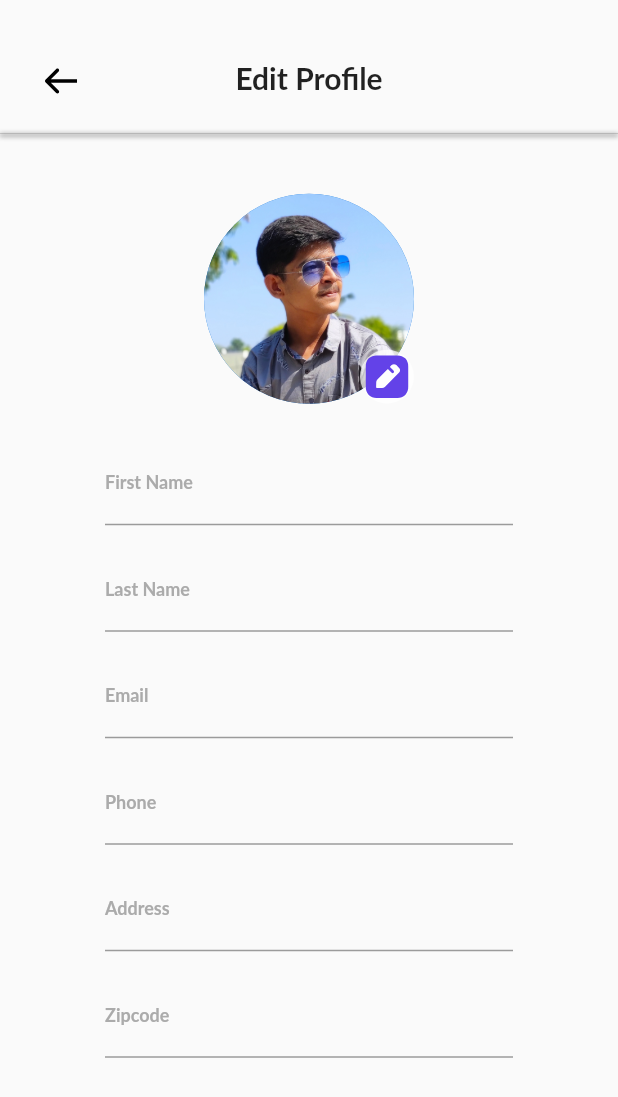
After one commit to Priyank295/Mobile-Exchange, a Flutter app: the ProfileUpdate screen opened directly, on a phone screen of 412 x 824 dp. The commit adds this screen. Shown: the top 1097 px of the screen. Run offline on Flutter 3.47's test engine with Material 2 defaults, Android fonts, the phone set to English and light mode, and no system bars; our stand-ins replace carousel_slider, cloud_firestore, connectivity, email_validator, firebase_auth, firebase_core and 14 more; missing offline and left inert: custom_check_box, dart:ffi; accounts and stored records are empty; project files that could hold a hidden picture were left out.

Commit message:
7 commit

```diff
--- a/lib/main.dart
+++ b/lib/main.dart
@@ -11,6 +11,7 @@ import 'package:mbx/navbar.dart';
 import 'package:mbx/loginpage.dart';
 import 'package:mbx/product_detail_page.dart';
 import 'package:mbx/profile.dart';
+import 'package:mbx/profile_update.dart';
 import 'package:shared_preferences/shared_preferences.dart';
 import './otppage.dart';
 import 'package:mbx/register.dart';
@@ -60,7 +61,9 @@ class _MyAppState extends State<MyApp> {
   Widget build(BuildContext context) {
     return GetMaterialApp(
       debugShowCheckedModeBanner: false,
-      home: FirebaseAuth.instance.currentUser == null ? FirstPage() : NavBar(),
+      home: FirebaseAuth.instance.currentUser == null
+          ? FirstPage()
+          : ProfileUpdate(),
       routes: {
         "/login": (context) => LoginPage(),
         '/register': (context) => RegisterPage(),
--- /dev/null
+++ b/lib/profile_update.dart
@@ -0,0 +1,242 @@
+import 'package:flutter/material.dart';
+import 'package:cloud_firestore/cloud_firestore.dart';
+import 'package:firebase_auth/firebase_auth.dart';
+import 'package:flutter_svg/flutter_svg.dart';
+
+class ProfileUpdate extends StatefulWidget {
+  const ProfileUpdate({Key? key}) : super(key: key);
+
+  @override
+  _ProfileUpdateState createState() => _ProfileUpdateState();
+}
+
+class _ProfileUpdateState extends State<ProfileUpdate> {
+  @override
+  Widget build(BuildContext context) {
+    return Scaffold(
+      body: Column(
+        children: [
+          Stack(children: [
+            Align(
+              alignment: Alignment.topLeft,
+              child: Padding(
+                padding: const EdgeInsets.only(top: 45, left: 30),
+                child: SvgPicture.asset(
+                  "assets/arrow.svg",
+                  color: Colors.black,
+                  height: 18,
+                ),
+              ),
+            ),
+            Row(
+              mainAxisAlignment: MainAxisAlignment.center,
+              children: [
+                Padding(
+                  padding: const EdgeInsets.only(top: 40),
+                  child: Text(
+                    "Edit Profile",
+                    style: TextStyle(
+                      fontFamily: "Lato",
+                      fontSize: 20,
+                      fontWeight: FontWeight.bold,
+                    ),
+                  ),
+                ),
+              ],
+            ),
+          ]),
+          SizedBox(
+            height: 25,
+          ),
+          Container(
+            height: 0.1,
+            decoration: BoxDecoration(
+              color: Colors.black,
+              boxShadow: [
+                BoxShadow(
+                  color: Colors.black.withOpacity(0.9),
+                  spreadRadius: 0.4,
+                  blurRadius: 2,
+                  offset: Offset(0, 1), // changes position of shadow
+                ),
+              ],
+            ),
+          ),
+          Column(
+            mainAxisAlignment: MainAxisAlignment.center,
+            children: [
+              // Stack(
+              //   children: [
+              //     Container(
+              //       margin: EdgeInsets.only(top: 50),
+              //       child: Container(
+              //         height: 130,
+              //         child: ClipOval(
+              //           child: Stack(
+              //             children: [
+              //               Image.asset(
+              //                 "assets/dp2.jpg",
+              //                 fit: BoxFit.cover,
+              //               ),
+              //             ],
+              //           ),
+              //         ),
+              //       ),
+              //     ),
+              //   ],
+              // )
+              Container(
+                margin: EdgeInsets.only(top: 40),
+                child: CircleAvatar(
+                  radius: 70,
+                  backgroundImage: AssetImage("assets/dp2.jpg"),
+                  child: Stack(children: [
+                    Align(
+                      alignment: Alignment.bottomRight,
+                      child: CircleAvatar(
+                          radius: 18,
+                          backgroundColor: Colors.white70,
+                          child: SvgPicture.asset("assets/square.svg")),
+                    ),
+                  ]),
+                ),
+              ),
+              SizedBox(
+                height: 25,
+              ),
+              Padding(
+                padding: const EdgeInsets.symmetric(horizontal: 70),
+                child: TextFormField(
+                  decoration: InputDecoration(
+                    label: Text("First Name"),
+                    labelStyle: TextStyle(
+                      color: Color(0xfffababab),
+                      fontSize: 12,
+                      fontWeight: FontWeight.bold,
+                      fontFamily: "Lato",
+                    ),
+                    focusedBorder: const OutlineInputBorder(
+                      borderSide: BorderSide(
+                        color: Color(0xFFF6342E8),
+                      ),
+                    ),
+                  ),
+                ),
+              ),
+              SizedBox(
+                height: 15,
+              ),
+              Padding(
+                padding: const EdgeInsets.symmetric(horizontal: 70),
+                child: TextFormField(
+                  decoration: InputDecoration(
+                    label: Text("Last Name"),
+                    labelStyle: TextStyle(
+                      color: Color(0xfffababab),
+                      fontSize: 12,
+                      fontWeight: FontWeight.bold,
+                      fontFamily: "Lato",
+                    ),
+                    focusedBorder: const OutlineInputBorder(
+                      borderSide: BorderSide(
+                        color: Color(0xFFF6342E8),
+                      ),
+                    ),
+                  ),
+                ),
+              ),
+              SizedBox(
+                height: 15,
+              ),
+              Padding(
+                padding: const EdgeInsets.symmetric(horizontal: 70),
+                child: TextFormField(
+                  decoration: InputDecoration(
+                    label: Text("Email"),
+                    labelStyle: TextStyle(
+                      color: Color(0xfffababab),
+                      fontSize: 12,
+                      fontWeight: FontWeight.bold,
+                      fontFamily: "Lato",
+                    ),
+                    focusedBorder: const OutlineInputBorder(
+                      borderSide: BorderSide(
+                        color: Color(0xFFF6342E8),
+                      ),
+                    ),
+                  ),
+                ),
+              ),
+              SizedBox(
+                height: 15,
+              ),
+              Padding(
+                padding: const EdgeInsets.symmetric(horizontal: 70),
+                child: TextFormField(
+                  decoration: InputDecoration(
+                    label: Text("Phone"),
+                    labelStyle: TextStyle(
+                      color: Color(0xfffababab),
+                      fontSize: 12,
+                      fontWeight: FontWeight.bold,
+                      fontFamily: "Lato",
+                    ),
+                    focusedBorder: const OutlineInputBorder(
+                      borderSide: BorderSide(
+                        color: Color(0xFFF6342E8),
+                      ),
+                    ),
+                  ),
+                ),
+              ),
+              SizedBox(
+                height: 15,
+              ),
+              Padding(
+                padding: const EdgeInsets.symmetric(horizontal: 70),
+                child: TextFormField(
+                  decoration: InputDecoration(
+                    label: Text("Address"),
+                    labelStyle: TextStyle(
+                      color: Color(0xfffababab),
+                      fontSize: 12,
+                      fontWeight: FontWeight.bold,
+                      fontFamily: "Lato",
+                    ),
+                    focusedBorder: const OutlineInputBorder(
+                      borderSide: BorderSide(
+                        color: Color(0xFFF6342E8),
+                      ),
+                    ),
+                  ),
+                ),
+              ),
+              SizedBox(
+                height: 15,
+              ),
+              Padding(
+                padding: const EdgeInsets.symmetric(horizontal: 70),
+                child: TextFormField(
+                  decoration: InputDecoration(
+                    label: Text("Zipcode"),
+                    labelStyle: TextStyle(
+                      color: Color(0xfffababab),
+                      fontSize: 12,
+                      fontWeight: FontWeight.bold,
+                      fontFamily: "Lato",
+                    ),
+                    focusedBorder: const OutlineInputBorder(
+                      borderSide: BorderSide(
+                        color: Color(0xFFF6342E8),
+                      ),
+                    ),
+                  ),
+                ),
+              ),
+            ],
+          )
+        ],
+      ),
+    );
+  }
+}
```
Also changed, not shown: assets/square.svg (added).
